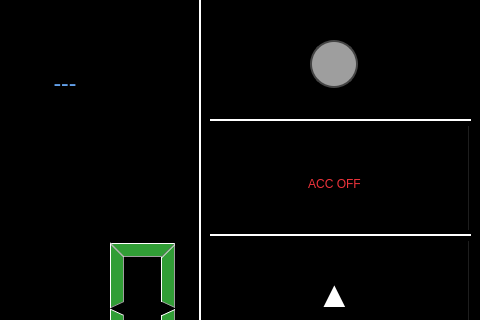
Above: acc/node2/src/mainwindow.ui from ernst-schwaiger/IDP before the change; both pictures show x 320 to 800 and y 0 to 320 of the 800 by 480 pixel window. Below: the same form after it.
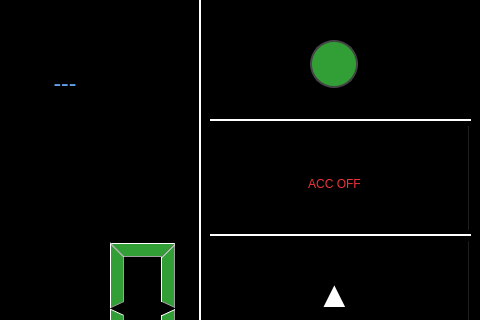
That is the form after the change.

Commit message: changed base-color of LED to green

What changed in the file:
```diff
--- a/acc/node2/src/mainwindow.ui
+++ b/acc/node2/src/mainwindow.ui
@@ -183,7 +183,7 @@
          </size>
         </property>
         <property name="styleSheet">
-         <string notr="true">background-color: #9e9e9e; 
+         <string notr="true">background-color: rgb(49, 158, 54);
 border: 2px solid #444;
 border-radius: 24px;
 
```
